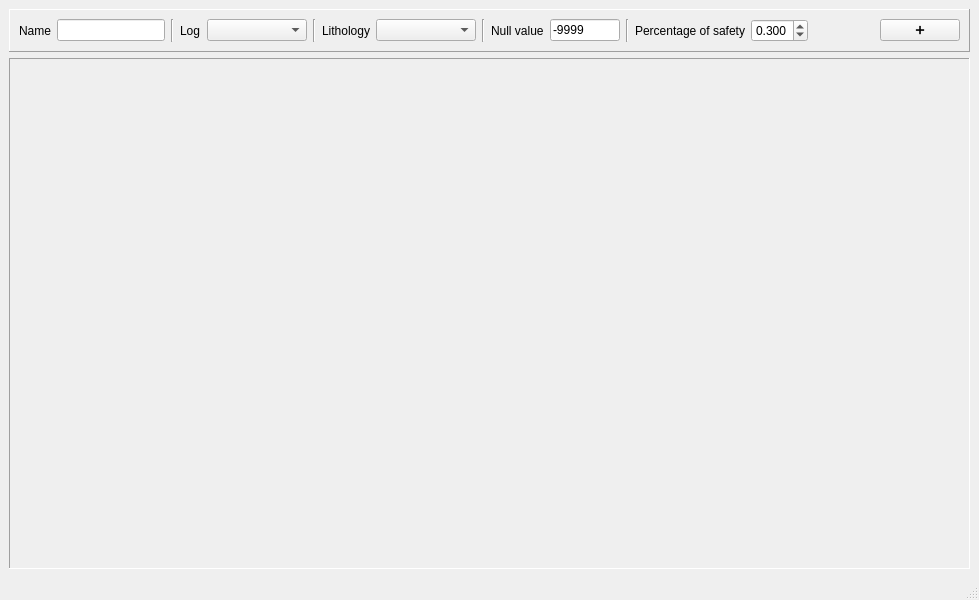
This is ui/create_core_sample_window.ui in CheckListHW/InputLogs as Qt 5 draws it before an edit. The edited form follows.
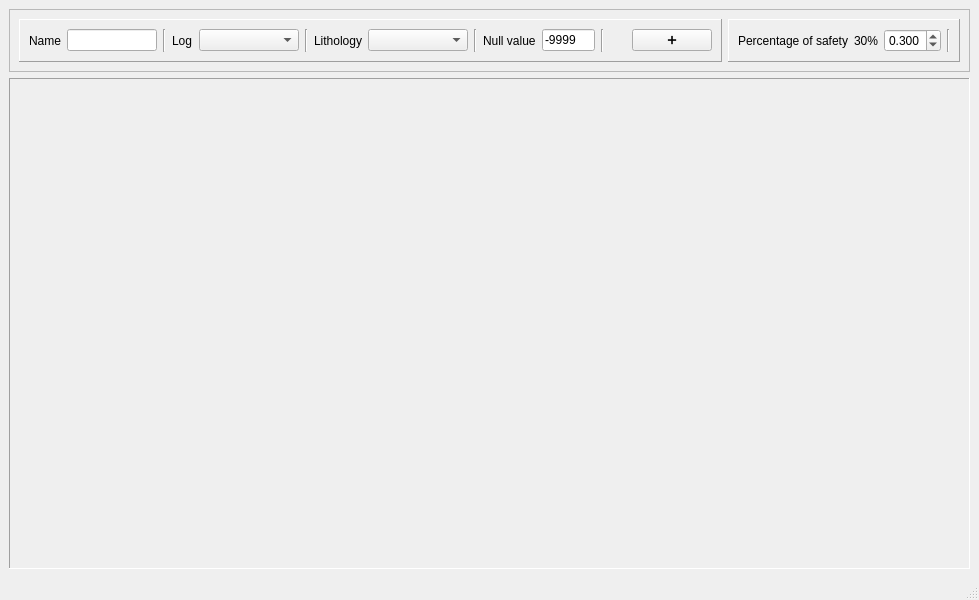
This is the edited form.

The edit to the form file:
```diff
--- a/ui/create_core_sample_window.ui
+++ b/ui/create_core_sample_window.ui
@@ -16,6 +16,15 @@
   <widget class="QWidget" name="centralwidget">
    <layout class="QVBoxLayout" name="verticalLayout_3">
     <item>
+     <widget class="QFrame" name="frame_2">
+      <property name="frameShape">
+       <enum>QFrame::StyledPanel</enum>
+      </property>
+      <property name="frameShadow">
+       <enum>QFrame::Raised</enum>
+      </property>
+      <layout class="QHBoxLayout" name="horizontalLayout_2">
+       <item>
      <widget class="QFrame" name="frame">
       <property name="frameShape">
        <enum>QFrame::Panel</enum>
@@ -117,12 +126,51 @@
         </widget>
        </item>
        <item>
+           <spacer name="horizontalSpacer">
+            <property name="orientation">
+             <enum>Qt::Horizontal</enum>
+            </property>
+            <property name="sizeHint" stdset="0">
+             <size>
+              <width>40</width>
+              <height>20</height>
+             </size>
+            </property>
+           </spacer>
+          </item>
+          <item>
+           <widget class="QPushButton" name="addButton">
+            <property name="text">
+             <string>➕</string>
+            </property>
+           </widget>
+          </item>
+         </layout>
+        </widget>
+       </item>
+       <item>
+        <widget class="QFrame" name="frame_3">
+         <property name="frameShape">
+          <enum>QFrame::Panel</enum>
+         </property>
+         <property name="frameShadow">
+          <enum>QFrame::Raised</enum>
+         </property>
+         <layout class="QHBoxLayout" name="horizontalLayout_3">
+          <item>
         <widget class="QLabel" name="label_4">
          <property name="text">
           <string>Percentage of safety</string>
          </property>
         </widget>
        </item>
+          <item>
+           <widget class="QLabel" name="percentLbl">
+            <property name="text">
+             <string>30%</string>
+            </property>
+           </widget>
+          </item>
        <item>
         <widget class="QDoubleSpinBox" name="percentSafeSpinBox">
          <property name="decimals">
@@ -143,23 +191,13 @@
         </widget>
        </item>
        <item>
-        <spacer name="horizontalSpacer">
+           <widget class="Line" name="line_5">
          <property name="orientation">
-          <enum>Qt::Horizontal</enum>
-         </property>
-         <property name="sizeHint" stdset="0">
-          <size>
-           <width>40</width>
-           <height>20</height>
-          </size>
-         </property>
-        </spacer>
-       </item>
-       <item>
-        <widget class="QPushButton" name="addButton">
-         <property name="text">
-          <string>➕</string>
-         </property>
+             <enum>Qt::Vertical</enum>
+            </property>
+           </widget>
+          </item>
+         </layout>
         </widget>
        </item>
       </layout>
@@ -179,7 +217,7 @@
          <x>0</x>
          <y>0</y>
          <width>959</width>
-         <height>490</height>
+         <height>470</height>
         </rect>
        </property>
        <layout class="QVBoxLayout" name="verticalLayout_2">
```
Lines whose indentation alone changed are shown as unchanged.
